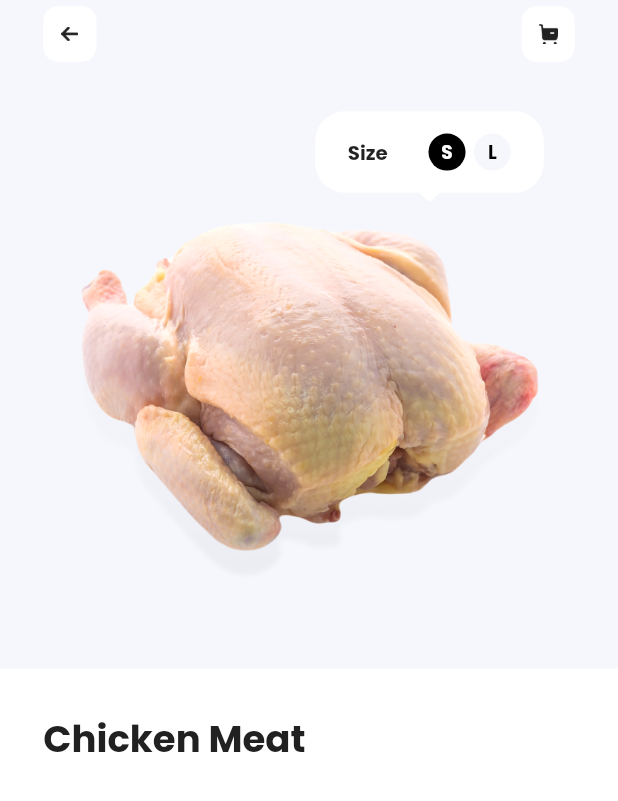
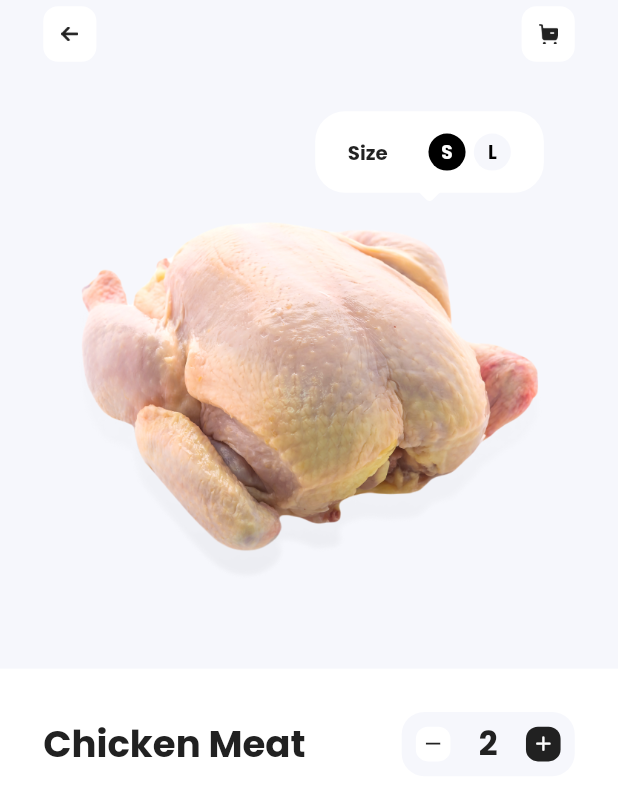
Before and after one commit to araujo-alef/dine_market_app_flutter, a Flutter app: the ProductDetailsPage screen opened by its route, on a phone screen of 412 x 824 dp. Shown: the top 801 px of the screen. Run offline on Flutter 3.47's test engine with Material 2 defaults, Android fonts, the phone set to English and light mode, and no system bars; our stand-ins replace carousel_slider, get, google_fonts, smooth_page_indicator.

Commit message:
added product quantity card on product details page

```diff
--- a/lib/app/ui/android/product_details/product_details_page.dart
+++ b/lib/app/ui/android/product_details/product_details_page.dart
@@ -88,8 +88,9 @@ class ProductDetailsPage extends StatelessWidget {
                     margin: EdgeInsets.only(left: width * 7, right: width * 7),
                     child: Column(
                       children: [
-                        Padding(
-                          padding: EdgeInsets.only(top: height * 3.5, bottom: height * 4.5),
+                        Container(
+                          height: height * 13,
+                          padding: EdgeInsets.only(top: height * 3.5, bottom: height * 4.3),
                           child: Row(
                             crossAxisAlignment: CrossAxisAlignment.center,
                             mainAxisAlignment: MainAxisAlignment.spaceBetween,
@@ -102,13 +103,50 @@ class ProductDetailsPage extends StatelessWidget {
                                   color: Color(0XFF212121)
                                 ),
                               ),
-
+                              Container(
+                                height: height * 5.2,
+                                width: width * 28,
+                                decoration: BoxDecoration(
+                                  color: Color(0XFFF6F7FC),
+                                  borderRadius: BorderRadius.all(Radius.circular(15))
+                                ),
+                                child: Row(
+                                  mainAxisAlignment: MainAxisAlignment.spaceAround,
+                                  children: [
+                                    Container(
+                                      alignment: Alignment.center,
+                                      width: height * 2.8,
+                                      height: height * 2.8,
+                                      decoration: BoxDecoration(
+                                        color: Color(0XFFFFFFFF),
+                                        borderRadius: BorderRadius.all(Radius.circular(8))
+                                      ),
+                                      child: Icon(Icons.remove, size: width * 4,)
+                                    ),
+                                    Container(child: Text(
+                                      '2',
+                                      style: GoogleFonts.poppins(
+                                        fontWeight: FontWeight.bold,
+                                        fontSize: 22,
+                                        color: Color(0XFF212121)
+                                      ),
+                                    )),
+                                    Container(
+                                      width: height * 2.8,
+                                      height: height * 2.8,
+                                      decoration: BoxDecoration(
+                                        color: Color(0XFF212121),
+                                        borderRadius: BorderRadius.all(Radius.circular(8))
+                                      ),
+                                      child: Icon(Icons.add_rounded, color: Colors.white, size: width * 4,),
+                                    ),
+                                  ]
+                                ),
+                              )
                             ],
                           ),
                         ),
-                        Container(
-                          color: Colors.blue,
-                        )
+
                       ],
                     ),
                   ),
```
